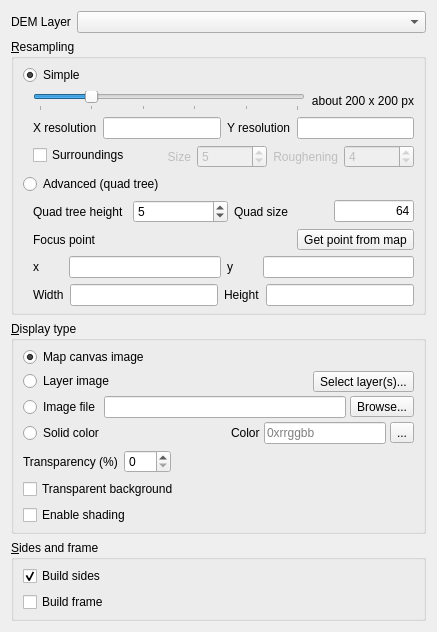
Before: the Qt Designer form ui/demproperties.ui in minorua/Qgis2threejs, drawn with Qt 5.
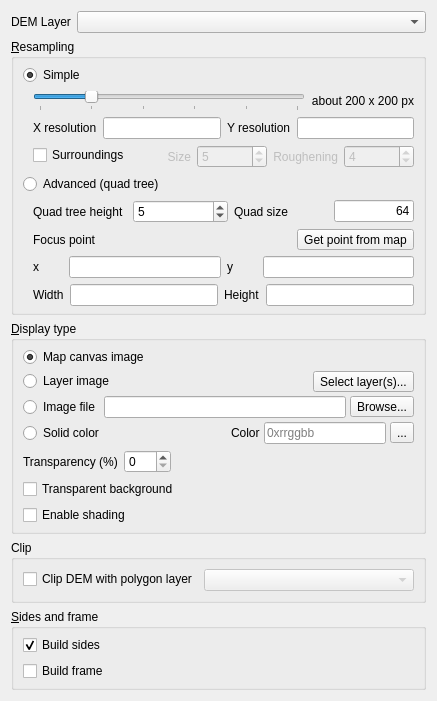
After: the same form once the commit is applied.

Commit message: add option to clip DEM with polygon layer

Diff of the .ui file:
```diff
--- a/ui/demproperties.ui
+++ b/ui/demproperties.ui
@@ -7,7 +7,7 @@
     <x>0</x>
     <y>0</y>
     <width>437</width>
-    <height>616</height>
+    <height>654</height>
    </rect>
   </property>
   <property name="sizePolicy">
@@ -672,6 +672,39 @@
      </layout>
     </widget>
    </item>
+   <item>
+    <widget class="QGroupBox" name="groupBox_Clip">
+     <property name="title">
+      <string>Clip</string>
+     </property>
+     <layout class="QVBoxLayout" name="verticalLayout_3">
+      <item>
+       <layout class="QFormLayout" name="formLayout">
+        <item row="0" column="0">
+         <widget class="QCheckBox" name="checkBox_Clip">
+          <property name="text">
+           <string>Clip DEM with polygon layer</string>
+          </property>
+         </widget>
+        </item>
+        <item row="0" column="1">
+         <widget class="QComboBox" name="comboBox_ClipLayer">
+          <property name="enabled">
+           <bool>false</bool>
+          </property>
+          <property name="sizePolicy">
+           <sizepolicy hsizetype="Expanding" vsizetype="Fixed">
+            <horstretch>0</horstretch>
+            <verstretch>0</verstretch>
+           </sizepolicy>
+          </property>
+         </widget>
+        </item>
+       </layout>
+      </item>
+     </layout>
+    </widget>
+   </item>
    <item>
     <widget class="QGroupBox" name="groupBox_Accessories">
      <property name="title">
```
Left out of the diff: 19 changed lines with no effect on the pictures. The commit also changes 6 other files.
